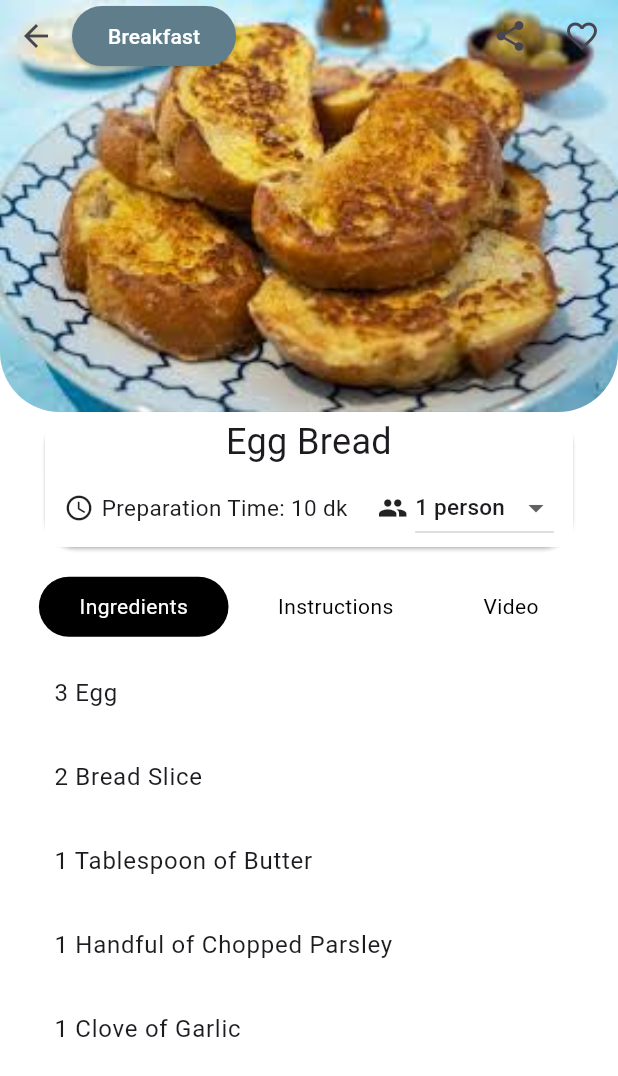
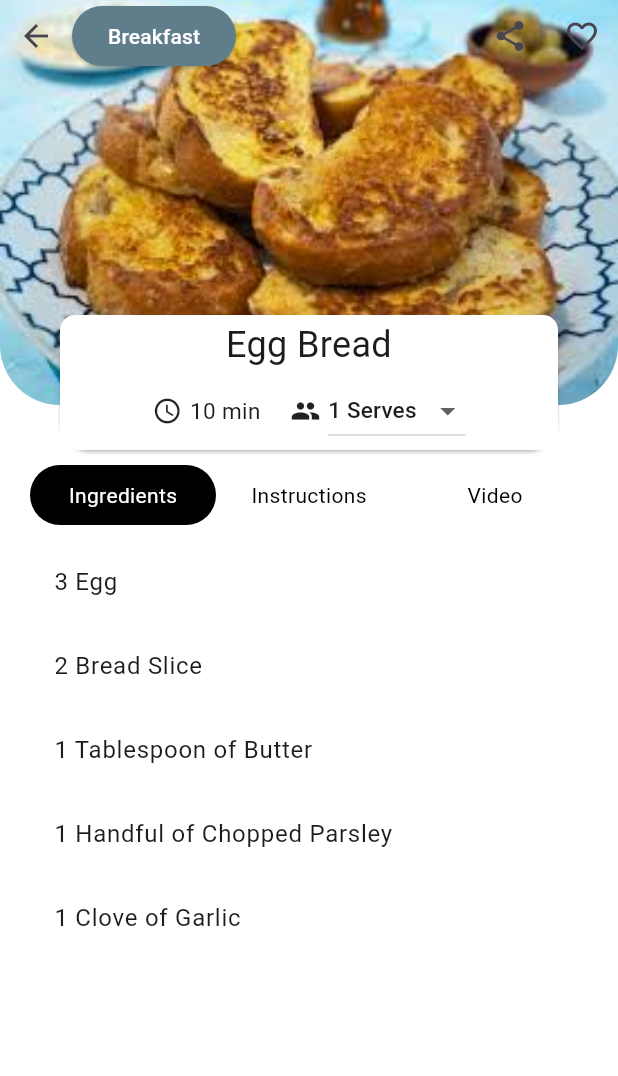
Before and after one commit to muhammedeavsar/test_app, a Flutter app: the screen it shows after launch, on a phone screen of 412 x 824 dp. Shown: the top 1076 px of the screen. Run offline on Flutter 3.47's test engine with Material 3 defaults, Android fonts, the phone set to English and light mode, and no system bars; our stand-ins replace youtube_player_flutter.

Commit message:
20_05_dev

```diff
--- a/lib/main.dart
+++ b/lib/main.dart
@@ -76,6 +76,8 @@ class _IngredientsPageState extends State<IngredientsPage> {
 
   @override
   Widget build(BuildContext context) {
+    double screenWidth = MediaQuery.of(context).size.width;
+    double containerWidth = (screenWidth - (4 * 10)) / 3;
     double deviceHeight = MediaQuery.of(context).size.height;
 
     return MaterialApp(
@@ -83,19 +85,21 @@ class _IngredientsPageState extends State<IngredientsPage> {
       home: SafeArea(
         child: Scaffold(
           backgroundColor: Colors.white70,
-          body: Column(
+          body: Stack(
+            children: [
+              Column(
                 children: [
                   Container(
+                    height: 300,
+                    width: MediaQuery.of(context).size.width,
                     child: Stack(
                       children: [
-                    ClipRRect(
+                        Positioned(
+                          child: ClipRRect(
                             borderRadius: BorderRadius.only(
                               bottomLeft: Radius.circular(40.0),
                               bottomRight: Radius.circular(40.0),
                             ),
-                      child: Container(
-                        height: MediaQuery.of(context).size.height / 3,
-                        width: MediaQuery.of(context).size.width,
                             child: ColorFiltered(
                               colorFilter: ColorFilter.mode(
                                 Colors.black.withOpacity(0.0),
@@ -104,6 +108,93 @@ class _IngredientsPageState extends State<IngredientsPage> {
                               child: Image.asset(
                                 'assets/image/recipe_image.jpg',
                                 fit: BoxFit.cover,
+                                height: 270,
+                                width: MediaQuery.of(context).size.width,
+                              ),
+                            ),
+                          ),
+                        ),
+                        Positioned(
+                          left: 10.0,
+                          right: 10.0,
+                          bottom: 0.0,
+                          child: Container(
+                            child: Padding(
+                              padding: const EdgeInsets.fromLTRB(20, 0, 20, 0),
+                              child: Column(
+                                children: [
+                                  Card(
+                                    margin: EdgeInsets.symmetric(horizontal: 10.0),
+                                    shape: RoundedRectangleBorder(
+                                      borderRadius: BorderRadius.circular(20.0),
+                                    ),
+                                    child: Padding(
+                                      padding: EdgeInsets.all(0.0),
+                                      child: ClipRRect(
+                                        borderRadius: BorderRadius.circular(10.0),
+                                        child: Column(
+                                          crossAxisAlignment: CrossAxisAlignment.stretch,
+                                          children: [
+                                            SizedBox(height: 0.0),
+                                            Container(
+                                              height: 90,
+                                              color: Colors.white,
+                                              child: Column(
+                                                children: [
+                                                  SizedBox(height: 3.0),
+                                                  Text(
+                                                    widget.recipe.title,
+                                                    style: TextStyle(fontSize: 24.0),
+                                                    textAlign: TextAlign.center,
+                                                  ),
+                                                  SizedBox(height: 3.0),
+                                                  Row(
+                                                    mainAxisAlignment: MainAxisAlignment.center,
+                                                    children: [
+                                                      Icon(
+                                                        Icons.access_time,
+                                                        size: 20.0,
+                                                      ),
+                                                      SizedBox(width: 5.0),
+                                                      Text(
+                                                        '${_selectedServings * widget.recipe.prepTime} min',
+                                                        style: TextStyle(fontSize: 15.0),
+                                                      ),
+                                                      SizedBox(width: 20.0),
+                                                      Icon(
+                                                        Icons.group,
+                                                        size: 20.0,
+                                                      ),
+                                                      SizedBox(width: 5.0),
+                                                      DropdownButton<int>(
+                                                        value: _selectedServings,
+                                                        items: List.generate(
+                                                            10, (index) => index + 1)
+                                                            .map((e) =>
+                                                            DropdownMenuItem<int>(
+                                                              value: e,
+                                                              child: Text('$e Serves',
+                                                                  style: TextStyle(
+                                                                      fontSize: 15.0)),
+                                                            ))
+                                                            .toList(),
+                                                        onChanged: (value) {
+                                                          setState(() {
+                                                            _selectedServings = value!;
+                                                          });
+                                                        },
+                                                      ),
+                                                    ],
+                                                  ),
+                                                ],
+                                              ),
+                                            ),
+                                          ],
+                                        ),
+                                      ),
+                                    ),
+                                  ),
+                                ],
                               ),
                             ),
                           ),
@@ -142,94 +233,12 @@ class _IngredientsPageState extends State<IngredientsPage> {
                               },
                             )
                           ],
-                    )
-                  ],
-                ),
-              ),
-              Expanded(
-                flex: 1,
-                child: Padding(
-                  padding: const EdgeInsets.fromLTRB(20, 0, 20, 0),
-                  child: Column(
-                    children: [
-                      Card(
-                        margin: EdgeInsets.symmetric(horizontal: 10.0),
-                        shape: RoundedRectangleBorder(
-                          borderRadius: BorderRadius.circular(20.0),
-                        ),
-                        child: Padding(
-                          padding: EdgeInsets.all(0.0),
-                          child: ClipRRect(
-                            borderRadius: BorderRadius.circular(10.0),
-                            child: Column(
-                              crossAxisAlignment: CrossAxisAlignment.stretch,
-                              children: [
-                                SizedBox(height: 0.0),
-                                Container(
-                                  height: 90,
-                                  color: Colors.white,
-                                  child: Column(
-                                    children: [
-                                      SizedBox(height: 3.0),
-                                      Text(
-                                        widget.recipe.title,
-                                        style: TextStyle(fontSize: 24.0),
-                                        textAlign: TextAlign.center,
-                                      ),
-                                      SizedBox(height: 3.0),
-                                      Row(
-                                        mainAxisAlignment:
-                                        MainAxisAlignment.center,
-                                        children: [
-                                          Icon(
-                                            Icons.access_time,
-                                            size: 20.0,
-                                          ),
-                                          SizedBox(width: 5.0),
-                                          Text(
-                                            'Preparation Time: ${_selectedServings * widget.recipe.prepTime} dk',
-                                            style: TextStyle(fontSize: 15.0),
-                                          ),
-                                          SizedBox(width: 20.0),
-                                          Icon(
-                                            Icons.group,
-                                            size: 20.0,
-                                          ),
-                                          SizedBox(width: 5.0),
-                                          DropdownButton<int>(
-                                            value: _selectedServings,
-                                            items: List.generate(
-                                                10, (index) => index + 1)
-                                                .map((e) =>
-                                                DropdownMenuItem<int>(
-                                                  value: e,
-                                                  child: Text('$e person',
-                                                      style: TextStyle(
-                                                          fontSize: 15.0)),
-                                                ))
-                                                .toList(),
-                                            onChanged: (value) {
-                                              setState(() {
-                                                _selectedServings = value!;
-                                              });
-                                            },
-                                          ),
-                                        ],
                         ),
                       ],
                     ),
                   ),
-                              ],
-                            ),
-                          ),
-                        ),
-                      ),
-                    ],
-                  ),
-                ),
-              ),
+                  SizedBox(height: 10),
                   Expanded(
-                flex: 4,
                     child: Padding(
                       padding: EdgeInsets.fromLTRB(20, 0, 20, 0),
                       child: Column(
@@ -250,15 +259,17 @@ class _IngredientsPageState extends State<IngredientsPage> {
                                     });
                                   },
                                   child: Container(
+                                    width: containerWidth,
                                     decoration: BoxDecoration(
                                       color: _selectedIndex == 0 ? Colors.black : Colors.transparent,
                                       borderRadius: BorderRadius.circular(30.0),
                                     ),
-                                padding: EdgeInsets.symmetric(vertical: 10, horizontal: 27),
-                                child: Column(
-                                  children: [
-                                    Text('Ingredients', style: TextStyle(color: _selectedIndex == 0 ? Colors.white : Colors.black)),
-                                  ],
+                                    padding: EdgeInsets.symmetric(vertical: 10),
+                                    child: Center(
+                                      child: Text(
+                                        'Ingredients',
+                                        style: TextStyle(color: _selectedIndex == 0 ? Colors.white : Colors.black),
+                                      ),
                                     ),
                                   ),
                                 ),
@@ -269,15 +280,17 @@ class _IngredientsPageState extends State<IngredientsPage> {
                                     });
                                   },
                                   child: Container(
+                                    width: containerWidth,
                                     decoration: BoxDecoration(
                                       color: _selectedIndex == 1 ? Colors.black : Colors.transparent,
                                       borderRadius: BorderRadius.circular(30.0),
                                     ),
-                                padding: EdgeInsets.symmetric(vertical: 10, horizontal: 27),
-                                child: Column(
-                                  children: [
-                                    Text('Instructions', style: TextStyle(color: _selectedIndex == 1 ? Colors.white : Colors.black)),
-                                  ],
+                                    padding: EdgeInsets.symmetric(vertical: 10),
+                                    child: Center(
+                                      child: Text(
+                                        'Instructions',
+                                        style: TextStyle(color: _selectedIndex == 1 ? Colors.white : Colors.black),
+                                      ),
                                     ),
                                   ),
                                 ),
@@ -288,15 +301,17 @@ class _IngredientsPageState extends State<IngredientsPage> {
                                     });
                                   },
                                   child: Container(
+                                    width: containerWidth,
                                     decoration: BoxDecoration(
                                       color: _selectedIndex == 2 ? Colors.black : Colors.transparent,
                                       borderRadius: BorderRadius.circular(30.0),
                                     ),
-                                padding: EdgeInsets.symmetric(vertical: 10, horizontal: 27),
-                                child: Column(
-                                  children: [
-                                    Text('Video', style: TextStyle(color: _selectedIndex == 2 ? Colors.white : Colors.black)),
-                                  ],
+                                    padding: EdgeInsets.symmetric(vertical: 10),
+                                    child: Center(
+                                      child: Text(
+                                        'Video',
+                                        style: TextStyle(color: _selectedIndex == 2 ? Colors.white : Colors.black),
+                                      ),
                                     ),
                                   ),
                                 ),
@@ -403,6 +418,8 @@ class _IngredientsPageState extends State<IngredientsPage> {
                   ),
                 ],
               ),
+            ],
+          ),
         ),
       ),
     );
```
Lines whose indentation alone changed are shown as unchanged.
